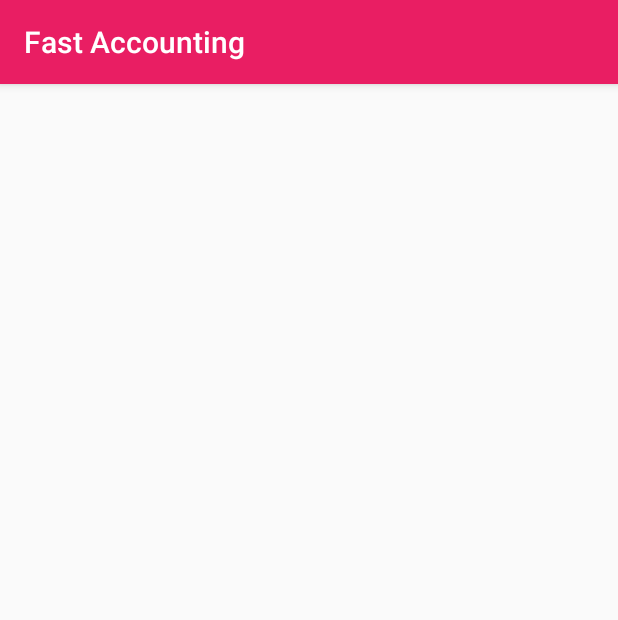
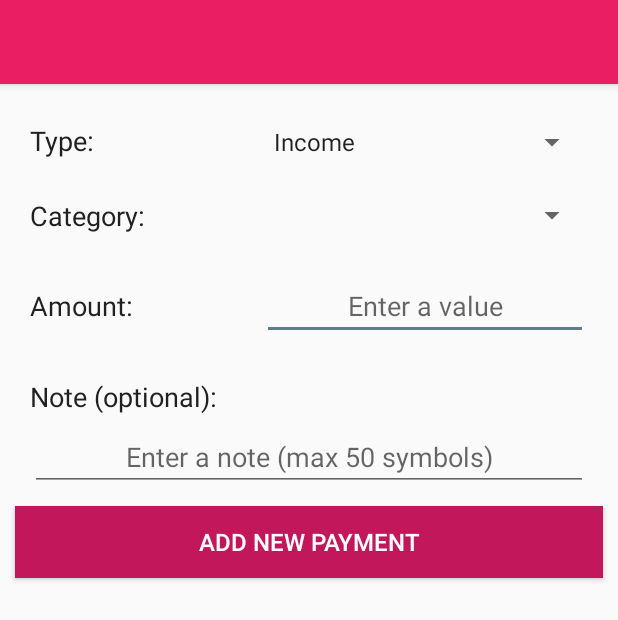
Before and after one commit to DStefanow/FastAccounting, an Android app: the AddNewPayment screen opened directly, with no data from a screen before it, on a phone screen of 412 x 824 dp. Shown: the top 620 px of the screen. Run offline under Robolectric (Android 15) with nearby library versions, the phone set to English and light mode, and no system bars.

Commit message:
Add basic logic for AddNewPayment option

```diff
--- a/app/src/main/AndroidManifest.xml
+++ b/app/src/main/AndroidManifest.xml
@@ -9,7 +9,11 @@
         android:roundIcon="@mipmap/ic_launcher_round"
         android:supportsRtl="true"
         android:theme="@style/AppTheme">
-        <activity android:name=".AddNewPayment"></activity>
+        <activity android:name=".AddNewPayment">
+            <meta-data
+                android:name="android.support.PARENT_ACTIVITY"
+                android:value=".MainActivity" />
+        </activity>
         <activity android:name=".AddNewCategory">
             <meta-data
                 android:name="android.support.PARENT_ACTIVITY"
--- a/app/src/main/java/com/dobromir/stefanov/fastaccounting/AddNewPayment.java
+++ b/app/src/main/java/com/dobromir/stefanov/fastaccounting/AddNewPayment.java
@@ -1,13 +1,41 @@
 package com.dobromir.stefanov.fastaccounting;
 
+import android.support.v7.app.ActionBar;
 import android.support.v7.app.AppCompatActivity;
 import android.os.Bundle;
+import android.view.View;
+import android.widget.ArrayAdapter;
+import android.widget.Spinner;
 
 public class AddNewPayment extends AppCompatActivity {
+    // View objects
+    Spinner typeSpinner, categorySpinner;
 
     @Override
     protected void onCreate(Bundle savedInstanceState) {
         super.onCreate(savedInstanceState);
         setContentView(R.layout.activity_add_new_payment);
+
+        // Menu options
+        ActionBar actionBar = getSupportActionBar();
+        actionBar.setDisplayShowTitleEnabled(false);
+
+        typeSpinner = findViewById(R.id.spinnerType);
+        categorySpinner = findViewById(R.id.spinnerCategory);
+
+        PopulateTypeSpinner();
+    }
+
+    private void PopulateTypeSpinner() {
+        ArrayAdapter<CharSequence> typeAdapter = ArrayAdapter.createFromResource(this,
+                R.array.types, android.R.layout.simple_spinner_item);
+
+        typeAdapter.setDropDownViewResource(android.R.layout.simple_spinner_dropdown_item);
+        typeSpinner.setAdapter(typeAdapter);
+    }
+
+    public void SubmitPayment(View view) {
+        setResult(RESULT_OK);
+        this.finish();
     }
 }
--- a/app/src/main/java/com/dobromir/stefanov/fastaccounting/MainActivity.java
+++ b/app/src/main/java/com/dobromir/stefanov/fastaccounting/MainActivity.java
@@ -9,7 +9,8 @@ import android.view.MenuItem;
 import android.widget.Toast;
 
 public class MainActivity extends AppCompatActivity {
-    private static final int ADD_NEW_CATEGORY_INTENT_ID = 2;
+    private static final int ADD_NEW_CATEGORY_INTENT_ID = 2,
+            ADD_NEW_PAYMENT_ID = 3;
 
     @Override
     protected void onCreate(Bundle savedInstanceState) {
@@ -26,10 +27,8 @@ public class MainActivity extends AppCompatActivity {
     @Override
     public boolean onOptionsItemSelected(MenuItem item) {
         switch (item.getItemId()) {
-            case R.id.menuItemAddNewCategory: openAddNewCategoryIntent(); break;
-            case R.id.menuItemAddNewBilling:
-                Toast.makeText(this, "Add New Billing selected", Toast.LENGTH_SHORT).show();
-                break;
+            case R.id.menuItemAddNewCategory: startNewIntentForResult(ADD_NEW_CATEGORY_INTENT_ID); break;
+            case R.id.menuItemAddNewBilling: startNewIntentForResult(ADD_NEW_PAYMENT_ID); break;
             case R.id.menuItemScanQr:
                 Toast.makeText(this, "Scan QR selected", Toast.LENGTH_SHORT).show();
                 break;
@@ -45,11 +44,22 @@ public class MainActivity extends AppCompatActivity {
             if (resultCode == RESULT_OK) {
                 Toast.makeText(this, R.string.toast_new_category, Toast.LENGTH_SHORT).show();
             }
+        } else if (requestCode == ADD_NEW_PAYMENT_ID) {
+            if (resultCode == RESULT_OK) {
+                Toast.makeText(this, R.string.toast_new_payment, Toast.LENGTH_SHORT).show();
+            }
         }
     }
 
-    private void openAddNewCategoryIntent() {
-        Intent addNewCategoryIntent = new Intent(this, AddNewCategory.class);
-        startActivityForResult(addNewCategoryIntent, ADD_NEW_CATEGORY_INTENT_ID);
+    private void startNewIntentForResult(int intentId) {
+        Intent newIntent = null;
+
+        if (intentId == ADD_NEW_CATEGORY_INTENT_ID) {
+            newIntent = new Intent(this, AddNewCategory.class);
+        } else if (intentId == ADD_NEW_PAYMENT_ID) {
+            newIntent = new Intent(this, AddNewPayment.class);
+        }
+
+        startActivityForResult(newIntent, intentId);
     }
 }
--- a/app/src/main/res/layout/activity_add_new_category.xml
+++ b/app/src/main/res/layout/activity_add_new_category.xml
@@ -187,7 +187,7 @@
         android:layout_marginTop="10dp"
         android:layout_marginEnd="10dp"
         android:background="@color/colorPrimaryDark"
-        android:text="@string/insert"
+        android:text="@string/add_new_category"
         android:textColor="@color/colorTextIcons"
         android:textSize="16sp"
         android:onClick="SubmitCategory"/>
--- a/app/src/main/res/layout/activity_add_new_payment.xml
+++ b/app/src/main/res/layout/activity_add_new_payment.xml
@@ -1,9 +1,145 @@
 <?xml version="1.0" encoding="utf-8"?>
-<android.support.constraint.ConstraintLayout xmlns:android="http://schemas.android.com/apk/res/android"
+<LinearLayout xmlns:android="http://schemas.android.com/apk/res/android"
     xmlns:app="http://schemas.android.com/apk/res-auto"
     xmlns:tools="http://schemas.android.com/tools"
     android:layout_width="match_parent"
     android:layout_height="match_parent"
+    android:orientation="vertical"
     tools:context=".AddNewPayment">
 
-</android.support.constraint.ConstraintLayout>
+    <LinearLayout
+        android:id="@+id/layoutType"
+        android:layout_width="match_parent"
+        android:layout_height="wrap_content"
+        android:orientation="horizontal"
+        android:layout_marginTop="20dp">
+
+        <TextView
+            android:id="@+id/txtViewType"
+            android:layout_width="0dp"
+            android:layout_height="wrap_content"
+            android:layout_marginStart="20dp"
+            android:layout_marginTop="5dp"
+            android:layout_marginEnd="10dp"
+            android:layout_weight="2"
+            android:text="@string/type"
+            android:textColor="@color/colorPrimaryText"
+            android:textSize="18sp" />
+
+        <Spinner
+            android:id="@+id/spinnerType"
+            android:layout_width="0dp"
+            android:layout_height="wrap_content"
+            android:layout_marginTop="5dp"
+            android:layout_marginEnd="20dp"
+            android:layout_weight="3"
+            android:dropDownWidth="200dp" />
+    </LinearLayout>
+
+    <LinearLayout
+        android:id="@+id/layoutCategory"
+        android:layout_width="match_parent"
+        android:layout_height="wrap_content"
+        android:orientation="horizontal"
+        android:layout_marginTop="20dp">
+
+        <TextView
+            android:id="@+id/txtViewCategory"
+            android:layout_width="0dp"
+            android:layout_height="wrap_content"
+            android:layout_marginStart="20dp"
+            android:layout_marginTop="5dp"
+            android:layout_marginEnd="10dp"
+            android:layout_weight="2"
+            android:text="@string/category"
+            android:textColor="@color/colorPrimaryText"
+            android:textSize="18sp" />
+
+        <Spinner
+            android:id="@+id/spinnerCategory"
+            android:layout_width="0dp"
+            android:layout_height="wrap_content"
+            android:layout_marginTop="5dp"
+            android:layout_marginEnd="20dp"
+            android:layout_weight="3"
+            android:dropDownWidth="200dp" />
+    </LinearLayout>
+
+    <LinearLayout
+        android:id="@+id/layoutAmount"
+        android:layout_width="match_parent"
+        android:layout_height="wrap_content"
+        android:orientation="horizontal"
+        android:layout_marginTop="20dp">
+
+        <TextView
+            android:id="@+id/txtViewAmount"
+            android:layout_width="0dp"
+            android:layout_height="wrap_content"
+            android:layout_marginStart="20dp"
+            android:layout_marginTop="5dp"
+            android:layout_marginEnd="10dp"
+            android:layout_weight="2"
+            android:text="@string/amount"
+            android:textColor="@color/colorPrimaryText"
+            android:textSize="18sp" />
+
+        <EditText
+            android:id="@+id/editTxtAmount"
+            android:layout_width="0dp"
+            android:layout_height="wrap_content"
+            android:layout_marginTop="5dp"
+            android:layout_marginEnd="20dp"
+            android:layout_weight="3"
+            android:ems="10"
+            android:gravity="center_horizontal"
+            android:hint="@string/amount_hint"
+            android:inputType="numberDecimal" />
+    </LinearLayout>
+
+    <LinearLayout
+        android:id="@+id/layoutNote"
+        android:layout_width="match_parent"
+        android:layout_height="wrap_content"
+        android:orientation="vertical"
+        android:layout_marginTop="20dp">
+
+        <TextView
+            android:id="@+id/txtViewNote"
+            android:layout_width="match_parent"
+            android:layout_height="wrap_content"
+            android:layout_marginStart="20dp"
+            android:layout_marginTop="5dp"
+            android:layout_marginEnd="10dp"
+            android:text="@string/note"
+            android:textColor="@color/colorPrimaryText"
+            android:textSize="18sp" />
+
+        <EditText
+            android:id="@+id/editTxtNote"
+            android:layout_width="match_parent"
+            android:layout_height="wrap_content"
+            android:layout_marginStart="20dp"
+            android:layout_marginTop="5dp"
+            android:layout_marginEnd="20dp"
+            android:ems="10"
+            android:gravity="center_horizontal"
+            android:hint="@string/note_hint"
+            android:inputType="textMultiLine" />
+
+    </LinearLayout>
+
+    <Button
+        android:id="@+id/btnSubmit"
+        android:layout_width="match_parent"
+        android:layout_height="wrap_content"
+        android:layout_marginStart="10dp"
+        android:layout_marginTop="10dp"
+        android:layout_marginEnd="10dp"
+        android:background="@color/colorPrimaryDark"
+        android:text="@string/add_new_payment"
+        android:textColor="@color/colorTextIcons"
+        android:textSize="16sp"
+        android:onClick="SubmitPayment" />
+
+</LinearLayout>
--- a/app/src/main/res/menu/main.xml
+++ b/app/src/main/res/menu/main.xml
@@ -6,14 +6,14 @@
         android:id="@+id/menuItemAddNewCategory"
         android:icon="@drawable/ic_add_circle_white_24dp"
         android:orderInCategory="1"
-        android:title="@string/add_new"
+        android:title="@string/add_new_category"
         app:showAsAction="ifRoom" />
 
     <item
         android:id="@+id/menuItemAddNewBilling"
         android:icon="@drawable/ic_money"
         android:orderInCategory="2"
-        android:title="@string/add_new_billing"
+        android:title="@string/add_new_payment"
         app:showAsAction="ifRoom"/>
 
     <item
--- a/app/src/main/res/values/strings.xml
+++ b/app/src/main/res/values/strings.xml
@@ -1,16 +1,21 @@
 <resources>
     <string name="app_name">Fast Accounting</string>
     <string name="logo">Logo</string>
-    <string name="add_new">Add New Category</string>
+    <string name="add_new_category">Add New Category</string>
+    <string name="add_new_payment">Add New Payment</string>
     <string name="scan_qr">Scan QR</string>
     <string name="toast_new_category">The new category is successfully added!</string>
-    <string name="insert">Insert</string>
+    <string name="toast_new_payment">The new payment is successfully added!</string>
     <string name="hint_category_name">Enter category name</string>
     <string name="type">Type:</string>
     <string name="is_subcategory_txt_view">Is subcategory:</string>
     <string name="main_category">Main Category:</string>
     <string name="repeat_monthly">Repeat monthly:</string>
     <string name="pick_up_date">Pick up day: </string>
-    <string name="add_new_billing">Add New Billing</string>
     <string name="hint_day_for_schedule">From 1 to 28</string>
+    <string name="category">Category:</string>
+    <string name="amount">Amount: </string>
+    <string name="amount_hint">Enter a value</string>
+    <string name="note">Note (optional):</string>
+    <string name="note_hint">Enter a note (max 50 symbols)</string>
 </resources>
```
